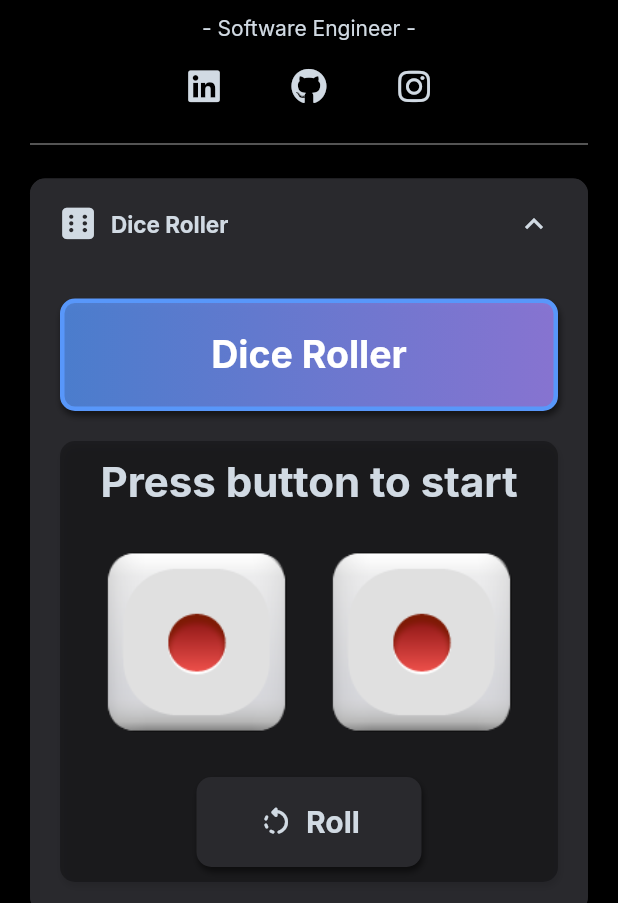
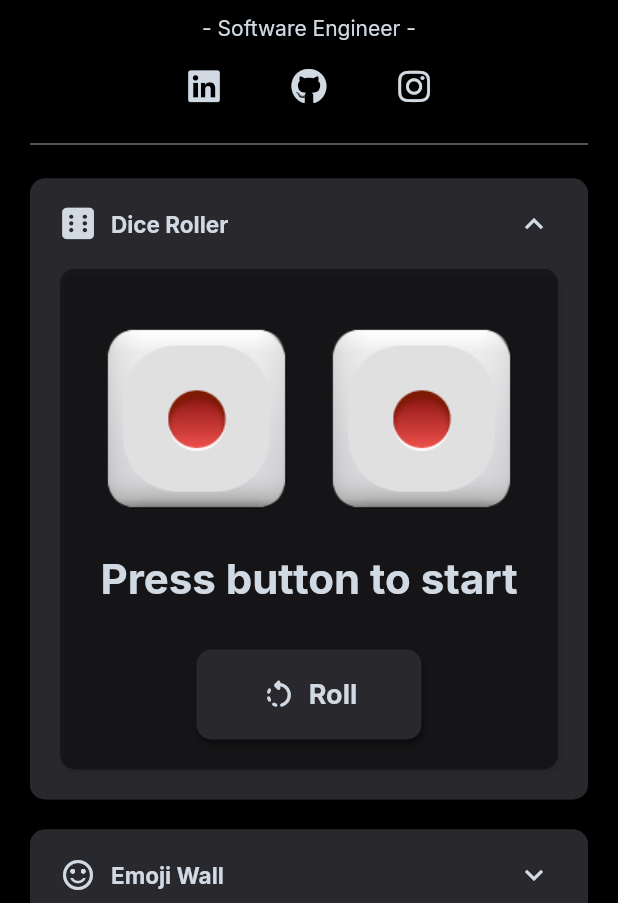
Before and after one commit to rickycheuk/my_web, a Flutter app: the screen it shows after launch, after a tap on "Dice Roller", on a phone screen of 412 x 824 dp, the part 333-1236 px from its top. Run offline on Flutter 3.47's test engine with Material 2 defaults, Android fonts, the phone set to English and light mode, and no system bars; drawn by our look-alikes of animated_background; our stand-ins replace animated_text_kit, cloud_firestore, firebase_analytics, firebase_auth, firebase_core, google_fonts; missing offline and left inert: instagram_public_api; accounts and stored records are empty; network calls fail.

Commit message:
app update

```diff
--- a/lib/constants.dart
+++ b/lib/constants.dart
@@ -14,7 +14,7 @@ const kWarninngColor = Color(0xFFC7C000);
 const kErrorColor = Color(0xFFF03738);
 const kGradient1 = Color(0xFF5897FA);
 const kGradient2 = Color(0xFFA48BFF);
-const kDarkGradient1 = Color(0xFF1B2430);
+const kDarkGradient1 = Color(0xFF1C1B30);
 
 const kDefaultPadding = 20.0;
 
--- a/lib/pages/dice_page.dart
+++ b/lib/pages/dice_page.dart
@@ -74,56 +74,21 @@ class _DicePageState extends State<DicePage> with SingleTickerProviderStateMixin
     Color? textColor = Theme.of(context).textTheme.bodyText1?.color;
     return SingleChildScrollView(
         child: Container(
+            padding: const EdgeInsets.only(left: 20, right: 20, bottom: 20),
             alignment: Alignment.center,
             color: Colors.transparent,
-            padding: const EdgeInsets.all(20.0),
-            child: Column(children: [
-              Container(
-                width: min(MediaQuery.of(context).size.width, 500),
-                height: 75,
-                alignment: Alignment.center,
-                padding: const EdgeInsets.all(10.0),
-                decoration: BoxDecoration(
-                  gradient: LinearGradient(
-                    colors: [
-                      kGradient1.withOpacity(0.8),
-                      kGradient2.withOpacity(0.8),
-                    ],
-                    begin: Alignment.centerLeft,
-                    end: Alignment.centerRight,
-                    stops: const [0.0, 1],
-                    tileMode: TileMode.clamp,
-                  ),
-                  border: Border.all(color: kGradient1, width: 3),
-                  borderRadius: const BorderRadius.all(Radius.circular(10)),
-                  boxShadow: [
-                    BoxShadow(
-                      color: Colors.black.withOpacity(0.5),
-                      blurRadius: 3,
-                      offset: const Offset(1, 3), // changes position of shadow
-                    ),
-                  ],
-                ),
-                child: Container(
-                  alignment: Alignment.center,
-                  child: const Text(
-                    "Dice Roller",
-                    style: TextStyle(fontSize: 25, color: Colors.white, fontWeight: FontWeight.bold),
-                  ),
-                ),
-              ),
-              Container(
-                height: 20,
-              ),
+            child: Column(
+                mainAxisAlignment: MainAxisAlignment.center,
+                crossAxisAlignment: CrossAxisAlignment.center,
+                children: [
                   Container(
                       width: min(MediaQuery.of(context).size.width, 500),
                       alignment: Alignment.center,
                       padding: const EdgeInsets.all(10.0),
                       decoration: BoxDecoration(
                         color: textColor == kContentColorDarkTheme
-                        ? Colors.black.withOpacity(0.3)
-                        : Colors.white.withOpacity(0.3),
-                    // border: Border.all(color: kGradient1, width: 3),
+                            ? Colors.black.withOpacity(0.420)
+                            : Colors.white.withOpacity(0.420),
                         borderRadius: const BorderRadius.all(Radius.circular(10)),
                         boxShadow: [
                           BoxShadow(
@@ -137,32 +102,10 @@ class _DicePageState extends State<DicePage> with SingleTickerProviderStateMixin
                         crossAxisAlignment: CrossAxisAlignment.center,
                         mainAxisAlignment: MainAxisAlignment.start,
                         children: [
-                      // Container(
-                      //   height: 30,
-                      // ),
-                      // Text(
-                      //   "Dice Roller",
-                      //   style: TextStyle(
-                      //     fontWeight: FontWeight.bold,
-                      //     color: textColor,
-                      //     fontSize: 36.0,
-                      //   ),
-                      // ),
-                      // Container(
-                      //   height: 30,
-                      // ),
-                      Text(
-                        answer,
-                        style: TextStyle(
-                          fontWeight: FontWeight.bold,
-                          color: textColor,
-                          fontSize: 28.0,
-                        ),
-                      ),
                           Container(
                             alignment: Alignment.center,
                             transformAlignment: Alignment.center,
-                        margin: const EdgeInsets.fromLTRB(0.0, 30.0, 0.0, 0.0),
+                            margin: const EdgeInsets.fromLTRB(0.0, 30.0, 0.0, 30.0),
                             child: Row(
                               crossAxisAlignment: CrossAxisAlignment.center,
                               mainAxisAlignment: MainAxisAlignment.center,
@@ -189,16 +132,22 @@ class _DicePageState extends State<DicePage> with SingleTickerProviderStateMixin
                               ],
                             ),
                           ),
+                          Text(
+                            answer,
+                            style: TextStyle(
+                              fontWeight: FontWeight.bold,
+                              color: textColor,
+                              fontSize: 28.0,
+                            ),
+                          ),
                           Container(
                               alignment: Alignment.center,
                               margin: const EdgeInsets.only(top: 30.0),
                               child: Container(
                                 height: 60,
                                 width: 150,
-                            // margin: const EdgeInsets.all(5),
                                 decoration: BoxDecoration(
                                   borderRadius: BorderRadius.circular(10),
-                              // border: Border.all(color: kGradient1, width: 3),
                                   color: _firstPress ? Theme.of(context).colorScheme.primary : Colors.grey,
                                   boxShadow: [
                                     BoxShadow(
@@ -226,9 +175,12 @@ class _DicePageState extends State<DicePage> with SingleTickerProviderStateMixin
                                       style: TextStyle(
                                           color: Theme.of(context).colorScheme.secondary,
                                           fontWeight: FontWeight.bold,
-                                      fontSize: 20)),
+                                          fontSize: 18)),
                                 ),
                               )),
+                          Container(
+                            height: 10,
+                          ),
                         ],
                       )),
                 ])));
--- a/lib/pages/emoji_wall_page.dart
+++ b/lib/pages/emoji_wall_page.dart
@@ -7,7 +7,7 @@ import 'package:my_web/constants.dart';
 
 final _fireStore = FirebaseFirestore.instance;
 const title = 'Emoji Wall';
-const description = 'Add your emoji here ->';
+const description = 'Add your Emoji ->';
 
 class EmojiWallPage extends StatefulWidget {
   const EmojiWallPage({Key? key, required this.userId, this.waitTime = 1}) : super(key: key);
@@ -61,7 +61,7 @@ class _EmojiWallPageState extends State<EmojiWallPage> {
     Color? textColor = Theme.of(context).textTheme.bodyText1?.color;
     return SingleChildScrollView(
         child: Container(
-            padding: const EdgeInsets.all(20.0),
+            padding: const EdgeInsets.only(left: 20, right: 20, bottom: 20),
             alignment: Alignment.center,
             color: Colors.transparent,
             child: Column(
@@ -69,67 +69,13 @@ class _EmojiWallPageState extends State<EmojiWallPage> {
               crossAxisAlignment: CrossAxisAlignment.center,
               children: [
                 Container(
-                  width: min(MediaQuery.of(context).size.width, 500),
-                  alignment: Alignment.center,
-                  height: 75,
-                  padding: const EdgeInsets.all(10.0),
-                  decoration: BoxDecoration(
-                    gradient: LinearGradient(
-                      colors: [
-                        kGradient1.withOpacity(0.8),
-                        kGradient2.withOpacity(0.8),
-                      ],
-                      begin: Alignment.centerLeft,
-                      end: Alignment.centerRight,
-                      stops: const [0.0, 1],
-                      tileMode: TileMode.clamp,
-                    ),
-                    border: Border.all(color: kGradient1, width: 3),
-                    borderRadius: const BorderRadius.all(Radius.circular(10)),
-                    boxShadow: [
-                      BoxShadow(
-                        color: Colors.black.withOpacity(0.5),
-                        blurRadius: 3,
-                        offset: const Offset(1, 3), // changes position of shadow
-                      ),
-                    ],
-                  ),
-                  child: Stack(children: [
-                    Container(
-                      alignment: Alignment.center,
-                      child: Column(
-                        children: const [
-                          Text(
-                            title,
-                            style: TextStyle(fontSize: 25, color: Colors.white, fontWeight: FontWeight.bold),
-                          ),
-                          Text(
-                            description,
-                            style: TextStyle(color: Colors.white),
-                          )
-                        ],
-                      ),
-                    ),
-                    Row(mainAxisAlignment: MainAxisAlignment.end, children: [
-                      Container(
-                        alignment: Alignment.centerRight,
-                        child: SizedBox(width: 45, height: 45, child: addEmojiButton()),
-                      ),
-                    ])
-                  ]),
-                ),
-                Container(
-                  height: 20,
-                ),
-                Container(
                     width: min(MediaQuery.of(context).size.width, 500),
                     alignment: Alignment.topCenter,
                     padding: const EdgeInsets.all(10.0),
                     decoration: BoxDecoration(
                       color: textColor == kContentColorDarkTheme
-                          ? Colors.black.withOpacity(0.3)
-                          : Colors.white.withOpacity(0.3),
-                      // border: Border.all(color: kGradient1, width: 3),
+                          ? Colors.black.withOpacity(0.420)
+                          : Colors.white.withOpacity(0.420),
                       borderRadius: const BorderRadius.all(Radius.circular(10)),
                       boxShadow: [
                         BoxShadow(
@@ -139,16 +85,20 @@ class _EmojiWallPageState extends State<EmojiWallPage> {
                         ),
                       ],
                     ),
-                    child: SingleChildScrollView(
-                        child: Container(
-                          constraints: const BoxConstraints(maxHeight: 390, minHeight: 0),
+                    height: 450,
+                    child: Column(
+                      children: [
+                        Expanded(
+                            child: SingleChildScrollView(
+                                child: Container(
                           alignment: Alignment.topCenter,
                           padding: const EdgeInsets.all(10.0),
                           child: FutureBuilder(
                             future: _emojiFuture,
                             builder: (context, snapshot) {
                               if (snapshot.connectionState == ConnectionState.waiting) {
-                                return const CircularProgressIndicator(backgroundColor: Colors.grey, color: kPrimaryColor);
+                                return const CircularProgressIndicator(
+                                    backgroundColor: Colors.grey, color: kPrimaryColor);
                               } else if (snapshot.hasError) {
                                 return const Center(
                                   child: Text("Error while loading Emojis. Please refresh."),
@@ -158,24 +108,52 @@ class _EmojiWallPageState extends State<EmojiWallPage> {
                               }
                             },
                           ),
-                    ))),
+                        ))),
+                        Divider(
+                          height: 10.0,
+                          thickness: 2.0,
+                          color: textColor?.withOpacity(0.420),
+                        ),
+                        Container(
+                          width: min(MediaQuery.of(context).size.width, 500),
+                          alignment: Alignment.center,
+                          height: 69,
+                          padding: const EdgeInsets.only(left: 10, right: 10),
+                          child: Stack(children: [
+                            Container(
+                                alignment: Alignment.center,
+                                child: Text(
+                                  description,
+                                  style: TextStyle(fontSize: 18, color: textColor, fontWeight: FontWeight.bold),
+                                )),
+                            Row(mainAxisAlignment: MainAxisAlignment.end, children: [
+                              Container(
+                                alignment: Alignment.centerRight,
+                                child: SizedBox(width: 45, height: 45, child: addEmojiButton(textColor: textColor)),
+                              ),
+                            ])
+                          ]),
+                        ),
+                      ],
+                    )),
               ],
             )));
   }
 
-  Widget addEmojiButton() {
+  Widget addEmojiButton({Color? textColor = Colors.white}) {
     return TextButton(
       child: Container(
           alignment: Alignment.center,
           child: Text(
             _currentEmoji,
-            style: const TextStyle(color: Colors.white, fontSize: 20),
+            style: TextStyle(color: textColor, fontSize: 20),
           )),
       style: ButtonStyle(
-          alignment: Alignment.center,
-          backgroundColor: MaterialStateProperty.all(kGradient1.withOpacity(0.7)),
-          shape: MaterialStateProperty.all<RoundedRectangleBorder>(RoundedRectangleBorder(
-              borderRadius: BorderRadius.circular(60.0), side: const BorderSide(color: Colors.white, width: 3)))),
+        alignment: Alignment.center,
+        backgroundColor: MaterialStateProperty.all(kGradient1.withOpacity(0.69)),
+        shape: MaterialStateProperty.all<RoundedRectangleBorder>(RoundedRectangleBorder(
+            borderRadius: BorderRadius.circular(69.0), side: BorderSide(color: textColor as Color, width: 3))),
+      ),
       onPressed: () {
         showDialog(
             context: context,
@@ -215,12 +193,14 @@ class _EmojiWallPageState extends State<EmojiWallPage> {
                                     padding: const EdgeInsets.all(3.0),
                                     child: TextButton(
                                       onPressed: () async {
+                                        loadingPopup();
                                         onEmojiChanged(emojiList[index]);
                                         await _fireStore
                                             .collection('emojis')
                                             .doc(widget.userId)
                                             .set({'emoji': emojiList[index]}, SetOptions(merge: true));
                                         await getEmojiData(0);
+                                        Navigator.pop(context);
                                         Navigator.pop(context);
                                       },
                                       child: Text(
@@ -314,4 +294,32 @@ class _EmojiWallPageState extends State<EmojiWallPage> {
       },
     );
   }
+
+  Future loadingPopup() {
+    return showDialog(
+        // The user CANNOT close this dialog  by pressing outsite it
+        barrierDismissible: false,
+        context: context,
+        builder: (_) {
+          return Dialog(
+            child: Padding(
+              padding: const EdgeInsets.symmetric(vertical: 20),
+              child: Column(
+                mainAxisSize: MainAxisSize.min,
+                children: const [
+                  // The loading indicator
+                  CircularProgressIndicator(
+                    color: kPrimaryColor,
+                  ),
+                  SizedBox(
+                    height: 15,
+                  ),
+                  // Some text
+                  Text('Updating your Emoji...')
+                ],
+              ),
+            ),
+          );
+        });
+  }
 }
--- a/lib/pages/message_page.dart
+++ b/lib/pages/message_page.dart
@@ -29,56 +29,21 @@ class _MessagePageState extends State<MessagePage> {
     Color textColor = Theme.of(context).textTheme.bodyText1?.color as Color;
     return SingleChildScrollView(
         child: Container(
+            padding: const EdgeInsets.only(left: 20, right: 20, bottom: 20),
             alignment: Alignment.center,
             color: Colors.transparent,
-            padding: const EdgeInsets.all(20.0),
-            child: Column(children: [
-              Container(
-                width: min(MediaQuery.of(context).size.width, 500),
-                height: 75,
-                alignment: Alignment.center,
-                padding: const EdgeInsets.all(10.0),
-                decoration: BoxDecoration(
-                  gradient: LinearGradient(
-                    colors: [
-                      kGradient1.withOpacity(0.8),
-                      kGradient2.withOpacity(0.8),
-                    ],
-                    begin: Alignment.centerLeft,
-                    end: Alignment.centerRight,
-                    stops: const [0.0, 1],
-                    tileMode: TileMode.clamp,
-                  ),
-                  border: Border.all(color: kGradient1, width: 3),
-                  borderRadius: const BorderRadius.all(Radius.circular(10)),
-                  boxShadow: [
-                    BoxShadow(
-                      color: Colors.black.withOpacity(0.5),
-                      blurRadius: 3,
-                      offset: const Offset(1, 3), // changes position of shadow
-                    ),
-                  ],
-                ),
-                child: Container(
-                  alignment: Alignment.center,
-                  child: const Text(
-                    "Message Me",
-                    style: TextStyle(fontSize: 25, color: Colors.white, fontWeight: FontWeight.bold),
-                  ),
-                ),
-              ),
-              Container(
-                height: 20,
-              ),
+            child: Column(
+                mainAxisAlignment: MainAxisAlignment.center,
+                crossAxisAlignment: CrossAxisAlignment.center,
+                children: [
                   Container(
                       width: min(MediaQuery.of(context).size.width, 500),
                       alignment: Alignment.center,
                       padding: const EdgeInsets.all(10.0),
                       decoration: BoxDecoration(
                         color: textColor == kContentColorDarkTheme
-                        ? Colors.black.withOpacity(0.3)
-                        : Colors.white.withOpacity(0.3),
-                    // border: Border.all(color: kGradient1, width: 3),
+                            ? Colors.black.withOpacity(0.420)
+                            : Colors.white.withOpacity(0.420),
                         borderRadius: const BorderRadius.all(Radius.circular(10)),
                         boxShadow: [
                           BoxShadow(
@@ -176,9 +141,12 @@ class _MessagePageState extends State<MessagePage> {
                                     style: TextStyle(
                                         color: Theme.of(context).colorScheme.secondary,
                                         fontWeight: FontWeight.bold,
-                                    fontSize: 17)),
+                                        fontSize: 18)),
                               ),
                             )),
+                        Container(
+                          height: 10,
+                        ),
                       ]))
                 ])));
   }
```
Also changed, not shown: 6 other files. Lines whose indentation alone changed are shown as unchanged.
